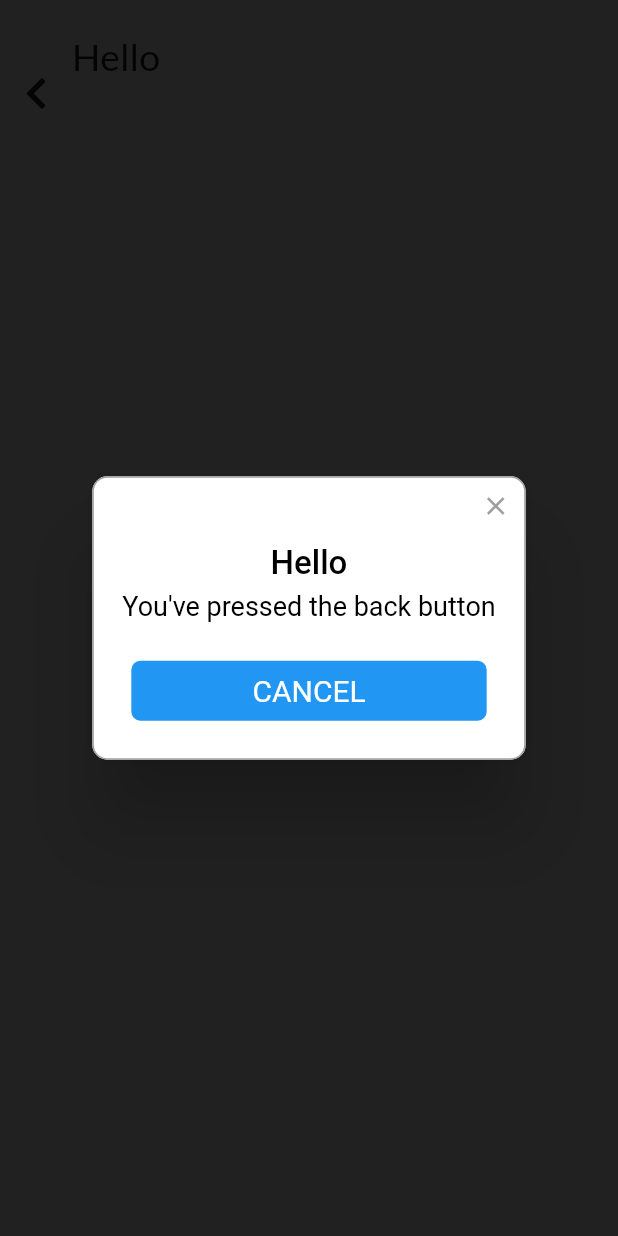
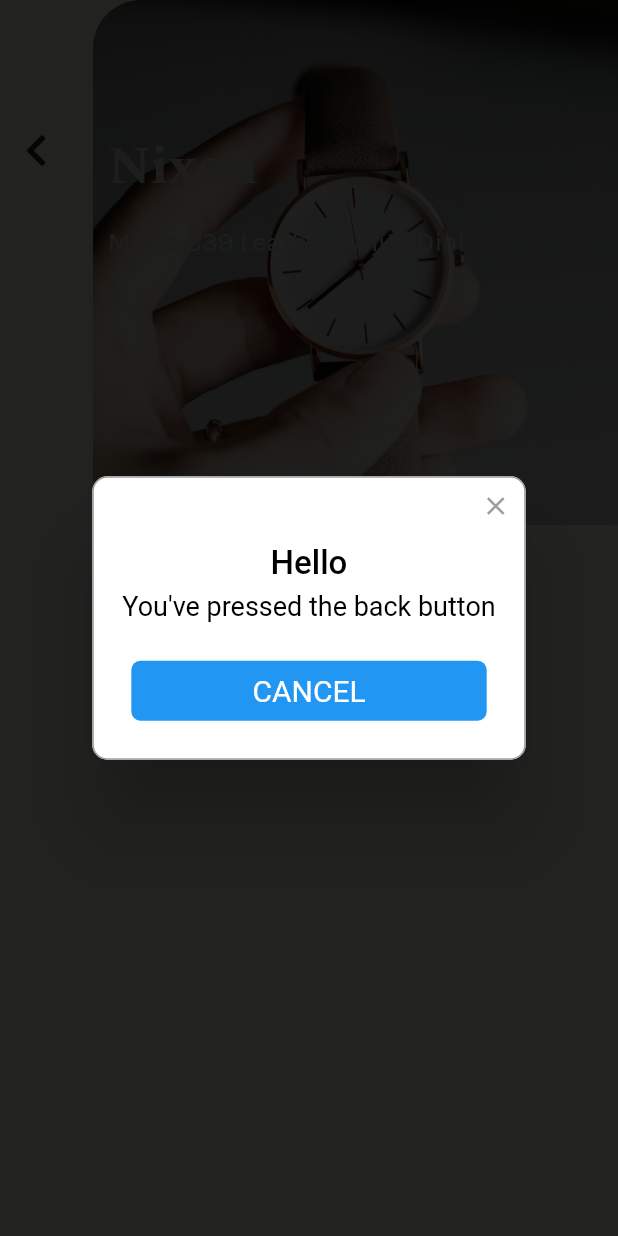
Before and after one commit to maneesha14w/wearedesigners_demo, a Flutter app: the screen it shows after launch, after a tap on an icon or button, on a phone screen of 412 x 824 dp. Run offline on Flutter 3.47's test engine with Material 2 defaults, Android fonts, the phone set to English and light mode, and no system bars; drawn by our look-alikes of rflutter_alert; our stand-ins replace font_awesome_flutter, google_fonts.

Commit message:
Made a widget for the image and text.
- also refactored the code.

```diff
--- a/lib/constants.dart
+++ b/lib/constants.dart
@@ -1,3 +1,13 @@
 import 'package:flutter/cupertino.dart';
+import 'package:flutter/material.dart';
 
 const kBackgroundColour = Color(0xFFFDFDFB);
+const kImageTextColour = Color(0xFFDCDAD5);
+
+const kWatchImage = 'assets/images/swiss_watch.jpg';
+const kImageCardTitleTextStyle = TextStyle(
+    fontSize: 35.0, fontWeight: FontWeight.bold, color: kImageTextColour);
+const kImageCardBioTextStyle =
+    TextStyle(fontSize: 18.0, color: kImageTextColour);
+const kImageExampleTitle = 'Nixon';
+const kImageExampleBio = 'Men\'s C39 Leather White Dial';
--- a/lib/screens/home_page.dart
+++ b/lib/screens/home_page.dart
@@ -1,7 +1,8 @@
 import 'package:flutter/cupertino.dart';
 import 'package:flutter/material.dart';
-import 'package:google_fonts/google_fonts.dart';
-import 'package:wearedesigners_demo/widgets/customBackButton.dart';
+import 'package:wearedesigners_demo/constants.dart';
+import 'package:wearedesigners_demo/widgets/custom_back_btn.dart';
+import 'package:wearedesigners_demo/widgets/image_and_text.dart';
 
 class HomePage extends StatelessWidget {
   @override
@@ -11,13 +12,15 @@ class HomePage extends StatelessWidget {
         body: Column(
           children: [
             Row(
-              //mainAxisAlignment: MainAxisAlignment.,
+              mainAxisAlignment: MainAxisAlignment
+                  .spaceBetween, //to push the image to the right edge
               children: [
                 customBackButton(context),
-                Text(
-                  'Hello',
-                  style: GoogleFonts.lato(fontSize: 25.0),
-                )
+                ImageAndTextWidget(
+                  image: kWatchImage,
+                  title: kImageExampleTitle,
+                  bio: kImageExampleBio,
+                ),
               ],
             )
           ],
--- a/lib/screens/main.dart
+++ b/lib/screens/main.dart
@@ -13,9 +13,7 @@ class Demo extends StatelessWidget {
     return MaterialApp(
       debugShowCheckedModeBanner: false,
       title: 'wearedesigners Demo',
-      theme: ThemeData(
-        backgroundColor: kBackgroundColour,
-      ),
+      theme: ThemeData(scaffoldBackgroundColor: kBackgroundColour),
       home: HomePage(),
     );
   }
--- a/lib/widgets/customBackButton.dart
+++ b/lib/widgets/custom_back_btn.dart
@@ -4,7 +4,7 @@ import 'package:rflutter_alert/rflutter_alert.dart';
 
 IconButton customBackButton(BuildContext context) {
   return IconButton(
-    padding: EdgeInsets.only(top: 50.0),
+    padding: EdgeInsets.only(bottom: 150.0),
     icon: Icon(FontAwesomeIcons.chevronLeft),
     onPressed: () {
       Alert(
--- /dev/null
+++ b/lib/widgets/image_and_text.dart
@@ -0,0 +1,44 @@
+import 'package:flutter/material.dart';
+import 'package:google_fonts/google_fonts.dart';
+import 'package:wearedesigners_demo/constants.dart';
+
+class ImageAndTextWidget extends StatelessWidget {
+  final image;
+  final title;
+  final bio;
+
+  const ImageAndTextWidget(
+      {@required this.image, @required this.title, this.bio});
+
+  @override
+  Widget build(BuildContext context) {
+    return Stack(
+      children: [
+        ClipRRect(
+          borderRadius: BorderRadius.only(
+              topLeft: Radius.circular(32.0),
+              bottomLeft: Radius.circular(32.0)),
+          child: Image(
+            image: AssetImage(image),
+            width: 350.0,
+            height: 350.0,
+          ),
+        ),
+        Container(
+          padding: EdgeInsets.only(left: 10.0, top: 85.0),
+          child: Text(
+            title,
+            style: GoogleFonts.spectral(textStyle: kImageCardTitleTextStyle),
+          ),
+        ),
+        Container(
+          padding: EdgeInsets.only(left: 10.0, top: 150.0),
+          child: Text(
+            bio,
+            style: GoogleFonts.karla(textStyle: kImageCardBioTextStyle),
+          ),
+        ),
+      ],
+    );
+  }
+}
--- a/pubspec.yaml
+++ b/pubspec.yaml
@@ -42,6 +42,8 @@ dev_dependencies:
 
 # The following section is specific to Flutter.
 flutter:
+  assets:
+    - assets/images/
 
 
 
```
Also changed, not shown: assets/images/swiss_watch.jpg (added).
